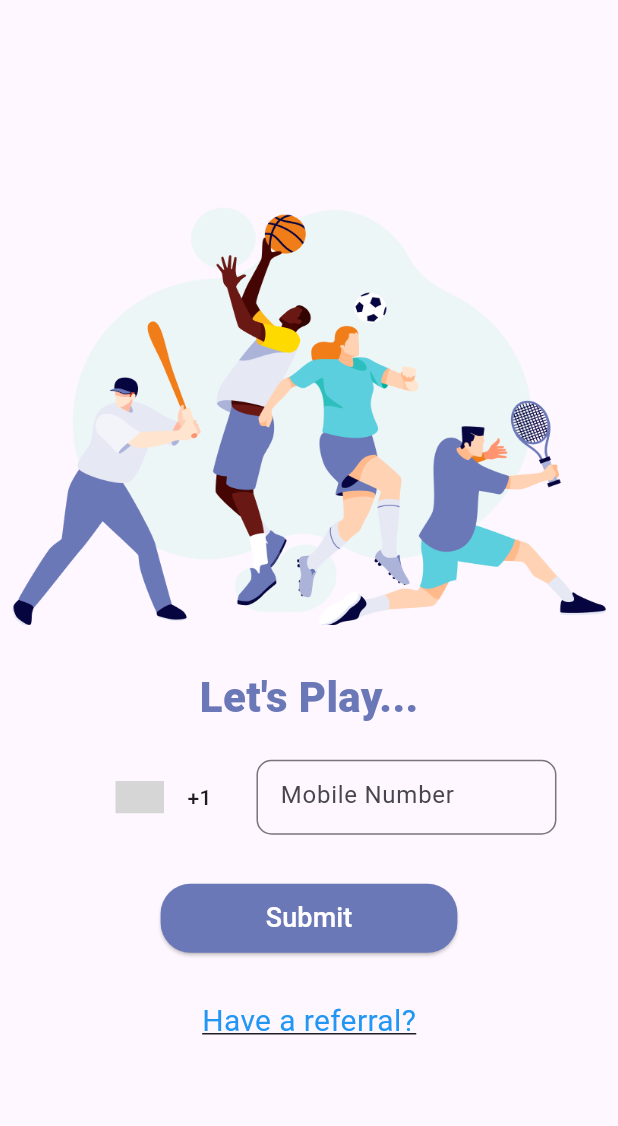
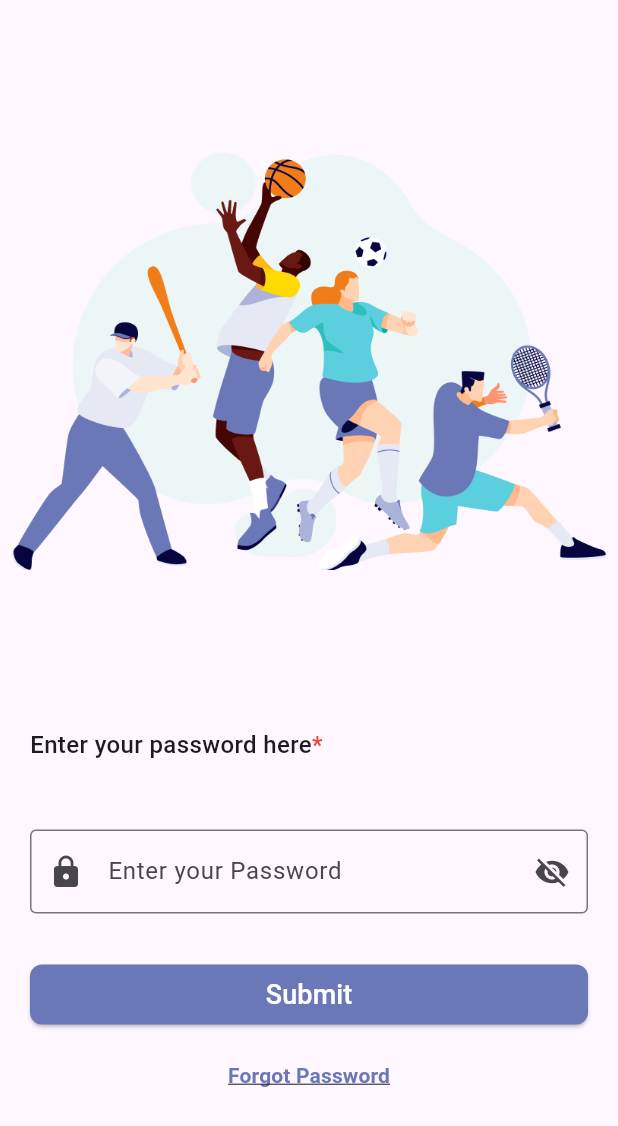
Before and after one commit to Monikaboopathi/meet_in_ground, a Flutter app: the screen it shows after launch, after a tap on "Skip", after a tap on "Submit", on a phone screen of 412 x 824 dp. Shown: the top 1126 px of the screen. Run offline on Flutter 3.47's test engine with Material 3 defaults, Android fonts, the phone set to English and light mode, and no system bars; drawn by our look-alikes of country_code_picker; our stand-ins replace cached_network_image, image_picker, intl_phone_field, introduction_screen; grey boxes are pictures that could not be loaded.

Commit message:
create a authenticate pages

```diff
--- a/lib/Screens/authenticate/login_page.dart
+++ b/lib/Screens/authenticate/login_page.dart
@@ -1,23 +1,27 @@
 import 'package:flutter/material.dart';
-import 'package:country_code_picker/country_code_picker.dart';
+import 'package:meet_in_ground/Screens/authenticate/password_page.dart';
 import 'package:meet_in_ground/constant/themes_service.dart';
+import 'package:intl_phone_field/intl_phone_field.dart';
 
 void main() {
   runApp(LoginPage());
 }
 
 class LoginPage extends StatelessWidget {
+  final _formKey = GlobalKey<FormState>();
+  final TextEditingController mobileController = TextEditingController();
+
   @override
   Widget build(BuildContext context) {
-    return MaterialApp(
-      debugShowCheckedModeBanner: false,
-      home: Scaffold(
-        body: Column(
+    return Scaffold(
+      body: SingleChildScrollView(
+        child: Form(
+          key: _formKey,
+          child: Column(
             mainAxisAlignment: MainAxisAlignment.center,
             children: [
-            Center(
-              child: Padding(
-                padding: const EdgeInsets.all(8.0),
+              Padding(
+                padding: const EdgeInsets.fromLTRB(8.0, 100, 8, 50),
                 child: Image.asset(
                   'assets/login.png',
                   width: MediaQuery.of(context).size.width,
@@ -25,54 +29,68 @@
                   fit: BoxFit.fill,
                 ),
               ),
-            ),
-            SizedBox(height: 20),
-            Text(
+              SizedBox(height: 40),
+              Padding(
+                padding: const EdgeInsets.only(left: 25.0),
+                child: Align(
+                  alignment: Alignment.centerLeft,
+                  child: Text(
                     "Let's Play...",
                     style: TextStyle(
                       fontSize: 28,
                       fontWeight: FontWeight.w800,
-                  color: ThemeService.primary),
+                      color: ThemeService.primary,
                     ),
-            SizedBox(height: 20),
+                  ),
+                ),
+              ),
+              SizedBox(height: 30),
               Padding(
                 padding: const EdgeInsets.symmetric(horizontal: 20),
                 child: Column(
                   crossAxisAlignment: CrossAxisAlignment.center,
-                children: [
-                  Row(
                   mainAxisAlignment: MainAxisAlignment.center,
                   children: [
-                      CountryCodePicker(
-                        onChanged: print,
-                        initialSelection: 'US',
-                        favorite: ['+1', 'US'],
-                      ),
-                      SizedBox(width: 10),
                     Container(
-                        width: 200,
-                        height: 50,
-                        child: TextFormField(
-                          keyboardType: TextInputType.phone,
+                      width: double.infinity,
+                      child: IntlPhoneField(
+                        controller: mobileController,
                         decoration: InputDecoration(
-                            hintText: "Mobile Number",
+                          labelText: 'Mobile Number',
                           border: OutlineInputBorder(
                             borderRadius: BorderRadius.circular(10),
                           ),
                         ),
+                        initialCountryCode: 'IN',
+                        validator: (phone) {
+                          if (phone == null || phone.number.isEmpty) {
+                            return 'Please enter a valid mobile number';
+                          }
+                          return null;
+                        },
+                        onChanged: (phone) {
+                          print(phone.completeNumber);
+                        },
                       ),
                     ),
-                    ],
-                  ),
                     SizedBox(height: 30),
-                  ElevatedButton(
-                    onPressed: () {},
+                    Container(
+                      width: double.infinity,
+                      child: ElevatedButton(
+                        onPressed: () {
+                          if (_formKey.currentState!.validate()) {
+                            Navigator.push(
+                              context,
+                              MaterialPageRoute(
+                                  builder: (context) => PasswordPage()),
+                            );
+                          }
+                        },
                         style: ElevatedButton.styleFrom(
                           shape: RoundedRectangleBorder(
-                        borderRadius: BorderRadius.circular(20.0),
+                            borderRadius: BorderRadius.circular(8.0),
                           ),
                           backgroundColor: ThemeService.primary,
-                      padding: EdgeInsets.symmetric(vertical: 10,horizontal: 70)
                         ),
                         child: Text(
                           'Submit',
@@ -82,10 +100,11 @@
                           ),
                         ),
                       ),
+                    ),
                     SizedBox(height: 30),
                     GestureDetector(
                       onTap: () {
-                      // Navigate to referral page
+                        _showDialogReferrel(context);
                       },
                       child: Text(
                         "Have a referral?",
@@ -102,6 +121,115 @@
             ],
           ),
         ),
+      ),
+    );
+  }
+
+  void _showDialogReferrel(BuildContext context) {
+    final _referralFormKey = GlobalKey<FormState>();
+    TextEditingController referralController = TextEditingController();
+
+    showDialog(
+      context: context,
+      builder: (BuildContext context) {
+        return Center(
+          child: AlertDialog(
+            insetPadding: EdgeInsets.all(10),
+            shape: RoundedRectangleBorder(
+              borderRadius: BorderRadius.circular(10.0),
+            ),
+            content: Container(
+              height: 200,
+              width: 350,
+              child: Form(
+                key: _referralFormKey,
+                child: Column(
+                  mainAxisAlignment: MainAxisAlignment.spaceBetween,
+                  children: [
+                    Row(
+                      mainAxisAlignment: MainAxisAlignment.spaceBetween,
+                      children: [
+                        Align(
+                          alignment: Alignment.topLeft,
+                          child: Text(
+                            "Enter Referral Code",
+                            style: TextStyle(
+                              fontWeight: FontWeight.bold,
+                              fontSize: 16,
+                            ),
+                          ),
+                        ),
+                        Align(
+                          alignment: Alignment.topRight,
+                          child: GestureDetector(
+                            onTap: () {
+                              Navigator.pop(context);
+                            },
+                            child: Icon(
+                              Icons.close,
+                              size: 30,
+                            ),
+                          ),
+                        ),
+                      ],
+                    ),
+                    SizedBox(height: 20),
+                    Container(
+                      child: TextFormField(
+                        keyboardType: TextInputType.text,
+                        controller: referralController,
+                        decoration: InputDecoration(
+                          border: OutlineInputBorder(
+                            borderSide: BorderSide(
+                              color: Theme.of(context).primaryColor,
+                            ),
+                          ),
+                          prefixIcon: Icon(Icons.code),
+                          hintText: 'Enter Referral Code',
+                        ),
+                        validator: (referralCode) {
+                          if (referralCode == null || referralCode.isEmpty) {
+                            return 'Please enter a Referral Code';
+                          }
+                          return null; // Return null if validation succeeds
+                        },
+                      ),
+                    ),
+                    SizedBox(height: 10),
+                    Container(
+                      width: double.infinity,
+                      child: ElevatedButton(
+                        onPressed: () {
+                          if (_referralFormKey.currentState!.validate()) {
+                            // Handle referral code submission
+                          }
+                        },
+                        style: ElevatedButton.styleFrom(
+                          shape: RoundedRectangleBorder(
+                            borderRadius: BorderRadius.circular(8.0),
+                          ),
+                          backgroundColor: ThemeService.primary,
+                          padding: EdgeInsets.symmetric(vertical: 10),
+                        ),
+                        child: Container(
+                          alignment: Alignment.center,
+                          child: Text(
+                            'Submit',
+                            style: TextStyle(
+                              fontSize: 15,
+                              color: Colors.white,
+                            ),
+                          ),
+                        ),
+                      ),
+                    ),
+                  ],
+                ),
+              ),
+            ),
+          ),
+        );
+      },
     );
   }
 }
--- /dev/null
+++ b/lib/Screens/authenticate/password_page.dart
@@ -0,0 +1,163 @@
+import 'package:flutter/material.dart';
+import 'package:meet_in_ground/Screens/authenticate/favourite_page.dart';
+import 'package:meet_in_ground/Screens/widgets/BottomNavigationScreen.dart';
+import 'package:meet_in_ground/constant/themes_service.dart';
+
+class PasswordPage extends StatefulWidget {
+  @override
+  State<PasswordPage> createState() => _PasswordPageState();
+}
+
+class _PasswordPageState extends State<PasswordPage> {
+  final _formKey = GlobalKey<FormState>();
+
+  final TextEditingController passwordController = TextEditingController();
+
+  bool _isPasswordVisible = false;
+
+  @override
+  Widget build(BuildContext context) {
+    return MaterialApp(
+      debugShowCheckedModeBanner: false,
+      home: Scaffold(
+        body: SingleChildScrollView(
+          child: Form(
+            key: _formKey,
+            child: Column(
+              mainAxisAlignment: MainAxisAlignment.center,
+              children: [
+                Padding(
+                  padding: const EdgeInsets.fromLTRB(8.0, 100, 8, 50),
+                  child: Image.asset(
+                    'assets/login.png',
+                    width: MediaQuery.of(context).size.width,
+                    height: 280,
+                    fit: BoxFit.fill,
+                  ),
+                ),
+                SizedBox(height: 50),
+                Padding(
+                  padding:
+                      const EdgeInsets.symmetric(horizontal: 20, vertical: 5),
+                  child: Column(
+                    mainAxisAlignment: MainAxisAlignment.start,
+                    crossAxisAlignment: CrossAxisAlignment.start,
+                    children: <Widget>[
+                      Row(
+                        children: [
+                          Text(
+                            'Enter your password here',
+                            style: TextStyle(
+                                fontSize: 16, fontWeight: FontWeight.w500),
+                          ),
+                          Text(
+                            '*',
+                            style: TextStyle(
+                                color: Colors.red,
+                                fontSize: 16,
+                                fontWeight: FontWeight.w500),
+                          ),
+                        ],
+                      ),
+                      SizedBox(
+                        height: 45,
+                      ),
+                      TextFormField(
+                        obscureText:
+                            !_isPasswordVisible, // This hides the entered text
+                        controller:
+                            passwordController, // Your controller for handling the input
+                        decoration: InputDecoration(
+                          border: OutlineInputBorder(
+                            borderSide: BorderSide(color: ThemeService.primary),
+                          ),
+                          prefixIcon:
+                              Icon(Icons.lock), // Icon for password input
+                          hintText: 'Enter your Password',
+                          suffixIcon: IconButton(
+                            icon: Icon(
+                              _isPasswordVisible
+                                  ? Icons.visibility
+                                  : Icons.visibility_off,
+                            ),
+                            onPressed: () {
+                              setState(() {
+                                _isPasswordVisible = !_isPasswordVisible;
+                              });
+                            },
+                          ),
+                        ),
+
+                        validator: (value) {
+                          if (value == null || value.isEmpty) {
+                            return 'Please enter your Password';
+                          } else {
+                            // Implement additional password validation if needed
+                            return null;
+                          }
+                        },
+                      ),
+                      SizedBox(
+                        height: 30,
+                      ),
+                      Center(
+                        child: Container(
+                          width: double.infinity,
+                          child: ElevatedButton(
+                            onPressed: () async {
+                              if (_formKey.currentState?.validate() ?? false) {
+                                Navigator.push(
+                                  context,
+                                  MaterialPageRoute(
+                                      builder: (context) =>
+                                          BottomNavigationScreen()),
+                                );
+                              }
+                            },
+                            style: ElevatedButton.styleFrom(
+                              shape: RoundedRectangleBorder(
+                                borderRadius: BorderRadius.circular(8.0),
+                              ),
+                              backgroundColor: ThemeService.primary,
+                            ),
+                            child: const Text(
+                              'Submit',
+                              style: TextStyle(
+                                fontSize: 18,
+                                color: Colors.white,
+                              ),
+                            ),
+                          ),
+                        ),
+                      ),
+                      const SizedBox(height: 6),
+                      Center(
+                        child: TextButton(
+                            onPressed: () {
+                              Navigator.push(
+                                context,
+                                MaterialPageRoute(
+                                    builder: (context) => FavouritePage()),
+                              );
+                            },
+                            child: Text(
+                              'Forgot Password',
+                              style: TextStyle(
+                                  color: ThemeService.primary,
+                                  fontSize: 14,
+                                  fontWeight: FontWeight.w600,
+                                  decoration: TextDecoration.underline),
+                              softWrap: true,
+                            )),
+                      ),
+                    ],
+                  ),
+                ),
+              ],
+            ),
+          ),
+        ),
+      ),
+    );
+  }
+}
--- a/pubspec.yaml
+++ b/pubspec.yaml
@@ -42,6 +42,7 @@
   cached_network_image: ^3.3.1
   date_format: ^2.0.7
   image_picker: ^1.0.8
+  intl_phone_field: ^3.2.0
 
 dev_dependencies:
   flutter_test:
```
Also changed, not shown: lib/Screens/authenticate/favourite_page.dart (added, +169 -0 lines), lib/Screens/authenticate/setPassword_page.dart (added, +203 -0 lines), pubspec.lock. Lines whose indentation alone changed are shown as unchanged.
